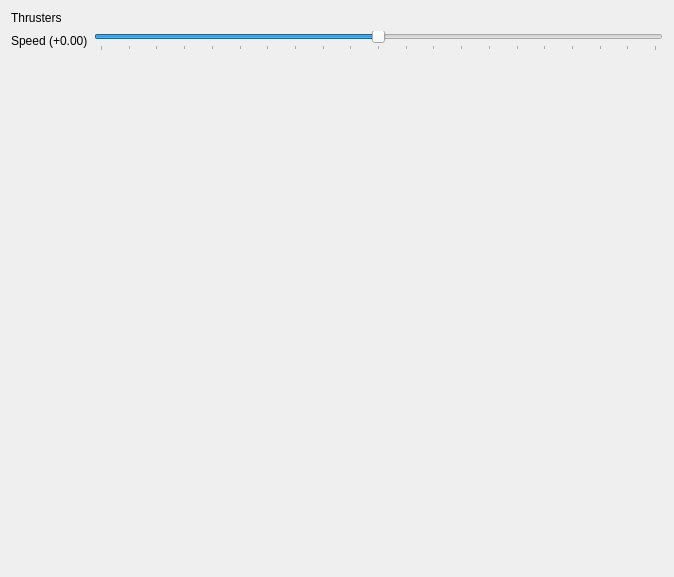
The window that src/rqt/rqt_syscheck/resource/SysCheck.ui (PalouseRobosub/robosub) describes before a commit, drawn with Qt 5.
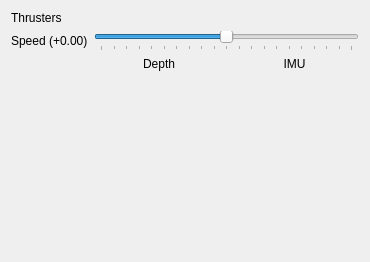
The same window after the commit.

Commit message: Added Labels with borders that change color base on whether or not a message has come in on the depth or IMU topics

The edit to the form file:
```diff
--- a/src/rqt/rqt_syscheck/resource/SysCheck.ui
+++ b/src/rqt/rqt_syscheck/resource/SysCheck.ui
@@ -6,21 +6,17 @@
    <rect>
     <x>0</x>
     <y>0</y>
-    <width>674</width>
-    <height>577</height>
+    <width>370</width>
+    <height>262</height>
    </rect>
   </property>
   <property name="windowTitle">
    <string>System Check</string>
   </property>
   <layout class="QFormLayout" name="formLayout">
-   <item row="0" column="1">
-    <layout class="QVBoxLayout" name="thrusterButtons">
-     <property name="bottomMargin">
-      <number>0</number>
-     </property>
-    </layout>
-   </item>
+   <property name="fieldGrowthPolicy">
+    <enum>QFormLayout::AllNonFixedFieldsGrow</enum>
+   </property>
    <item row="0" column="0">
     <widget class="QLabel" name="thrusterLabel">
      <property name="text">
@@ -60,6 +56,36 @@
      </property>
     </widget>
    </item>
+   <item row="3" column="1">
+    <layout class="QHBoxLayout" name="horizontalLayout">
+     <property name="bottomMargin">
+      <number>0</number>
+     </property>
+     <item>
+      <widget class="QLabel" name="depthLabel">
+       <property name="styleSheet">
+        <string notr="true"/>
+       </property>
+       <property name="text">
+        <string>Depth</string>
+       </property>
+       <property name="alignment">
+        <set>Qt::AlignCenter</set>
+       </property>
+      </widget>
+     </item>
+     <item>
+      <widget class="QLabel" name="imuLabel">
+       <property name="text">
+        <string>IMU</string>
+       </property>
+       <property name="alignment">
+        <set>Qt::AlignCenter</set>
+       </property>
+      </widget>
+     </item>
+    </layout>
+   </item>
   </layout>
  </widget>
  <resources/>
```
Left out of the diff: 7 changed lines with no effect on the pictures. The commit also changes 1 other file.
